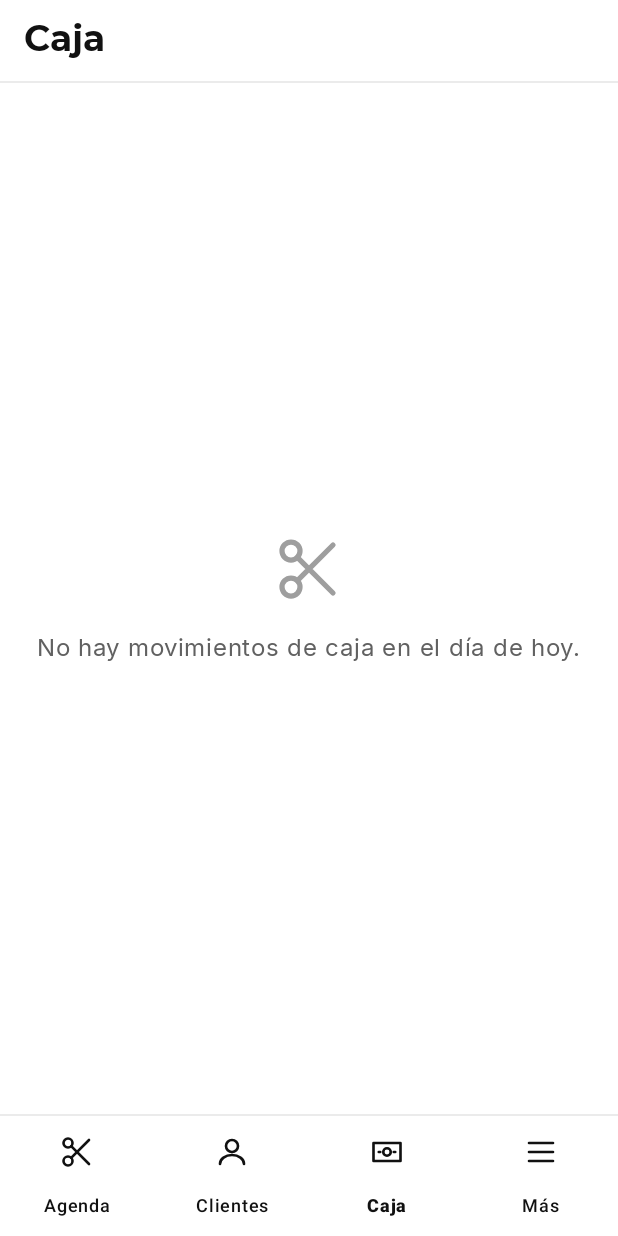
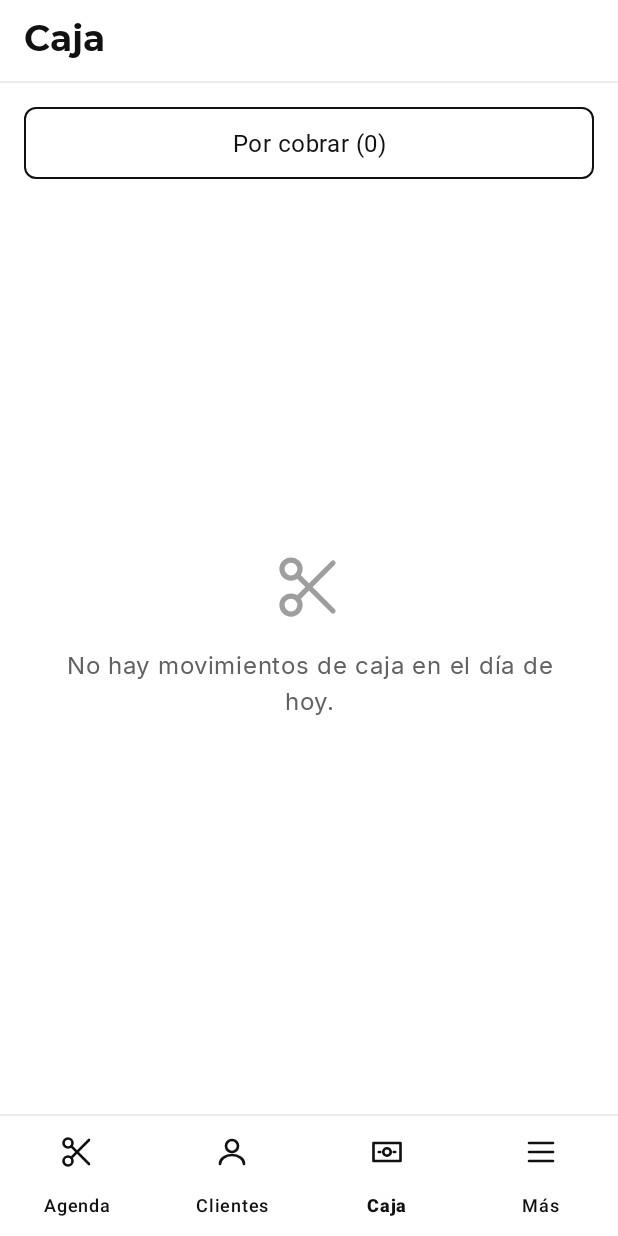
Before and after one commit to 1W3-421343-Torres-Marcos/app-peluqueria, an Android app: the CashFragment screen opened through its navigation route, on a phone screen of 412 x 824 dp. Run offline under Robolectric (Android 15) with nearby library versions, the phone set to English and light mode, and no system bars; our stand-ins replace navigation-ui.

Commit message:
feat(caja): F5.5 agrega lista de turnos por cobrar con proyeccion liviana y contador

```diff
--- a/app/src/main/java/com/metanoia/app/ui/cash/CashFragment.java
+++ b/app/src/main/java/com/metanoia/app/ui/cash/CashFragment.java
@@ -8,11 +8,14 @@ import android.view.ViewGroup;
 import androidx.annotation.NonNull;
 import androidx.annotation.Nullable;
 import androidx.fragment.app.Fragment;
+import androidx.lifecycle.ViewModelProvider;
+import androidx.navigation.Navigation;
 
+import com.metanoia.app.R;
 import com.metanoia.app.databinding.FragmentCashBinding;
 
 /**
- * Pantalla de caja (estado vacío inicial en F1).
+ * Pantalla de Caja (movimientos del día, cobros pendientes y cierre diario).
  */
 public class CashFragment extends Fragment {
 
@@ -27,6 +30,19 @@ public class CashFragment extends Fragment {
     }
 
     @Override
+    public void onViewCreated(@NonNull View view, @Nullable Bundle savedInstanceState) {
+        super.onViewCreated(view, savedInstanceState);
+        CashViewModel viewModel = new ViewModelProvider(this).get(CashViewModel.class);
+        viewModel.getReceivablesCount().observe(getViewLifecycleOwner(), count -> {
+            int safeCount = count == null ? 0 : count;
+            binding.btnCashReceivables.setText(
+                    getString(R.string.cash_receivables_button_format, safeCount));
+        });
+        binding.btnCashReceivables.setOnClickListener(v ->
+                Navigation.findNavController(v).navigate(R.id.action_cash_to_receivables));
+    }
+
+    @Override
     public void onDestroyView() {
         super.onDestroyView();
         binding = null;
--- /dev/null
+++ b/app/src/main/java/com/metanoia/app/ui/cash/CashViewModel.java
@@ -0,0 +1,28 @@
+package com.metanoia.app.ui.cash;
+
+import android.app.Application;
+
+import androidx.annotation.NonNull;
+import androidx.lifecycle.AndroidViewModel;
+import androidx.lifecycle.LiveData;
+
+import com.metanoia.app.AppContainer;
+import com.metanoia.app.MetanoiaApp;
+
+/**
+ * ViewModel principal de la pestaña Caja.
+ */
+public class CashViewModel extends AndroidViewModel {
+
+    private final LiveData<Integer> receivablesCount;
+
+    public CashViewModel(@NonNull Application application) {
+        super(application);
+        AppContainer container = ((MetanoiaApp) application).getContainer();
+        receivablesCount = container.database().appointmentDao().observeReceivablesCount();
+    }
+
+    public LiveData<Integer> getReceivablesCount() {
+        return receivablesCount;
+    }
+}
--- a/app/src/main/res/layout/fragment_cash.xml
+++ b/app/src/main/res/layout/fragment_cash.xml
@@ -1,6 +1,22 @@
 <?xml version="1.0" encoding="utf-8"?>
-<com.metanoia.app.ui.common.EmptyStateView xmlns:android="http://schemas.android.com/apk/res/android"
+<LinearLayout xmlns:android="http://schemas.android.com/apk/res/android"
     xmlns:app="http://schemas.android.com/apk/res-auto"
     android:layout_width="match_parent"
     android:layout_height="match_parent"
-    app:emptyMessage="@string/empty_cash_title" />
+    android:orientation="vertical"
+    android:padding="@dimen/screen_margin">
+
+    <com.google.android.material.button.MaterialButton
+        android:id="@+id/btnCashReceivables"
+        style="@style/Widget.Metanoia.Button.Secondary"
+        android:layout_width="match_parent"
+        android:layout_height="wrap_content"
+        android:text="@string/receivables_title" />
+
+    <com.metanoia.app.ui.common.EmptyStateView
+        android:id="@+id/cashEmptyState"
+        android:layout_width="match_parent"
+        android:layout_height="0dp"
+        android:layout_weight="1"
+        app:emptyMessage="@string/empty_cash_title" />
+</LinearLayout>
--- a/app/src/main/res/navigation/nav_main.xml
+++ b/app/src/main/res/navigation/nav_main.xml
@@ -54,7 +54,16 @@
     <fragment
         android:id="@+id/nav_cash"
         android:name="com.metanoia.app.ui.cash.CashFragment"
-        android:label="@string/nav_cash" />
+        android:label="@string/nav_cash">
+        <action
+            android:id="@+id/action_cash_to_receivables"
+            app:destination="@id/nav_receivables" />
+    </fragment>
+
+    <fragment
+        android:id="@+id/nav_receivables"
+        android:name="com.metanoia.app.ui.cash.receivables.ReceivablesFragment"
+        android:label="@string/receivables_title" />
 
     <fragment
         android:id="@+id/nav_more"
--- a/app/src/main/res/values/strings.xml
+++ b/app/src/main/res/values/strings.xml
@@ -469,4 +469,8 @@
     <string name="charge_error_validation">Revisá los importes ingresados, el saldo disponible y el motivo si aplicaste un ajuste.</string>
     <string name="charge_error_conflict">El turno ya no admite cobros o la caja de hoy está cerrada.</string>
     <string name="charge_error_unexpected">No se pudo registrar el cobro.</string>
+    <string name="receivables_title">Turnos por cobrar</string>
+    <string name="receivables_empty">No hay turnos completados con saldo pendiente.</string>
+    <string name="receivables_professional_date_format">%1$s · %2$s</string>
+    <string name="cash_receivables_button_format">Por cobrar (%1$d)</string>
 </resources>
```
Also changed, not shown: app/src/main/java/com/metanoia/app/ui/cash/receivables/ReceivablesAdapter.java (added, +81 -0 lines), app/src/main/java/com/metanoia/app/ui/cash/receivables/ReceivablesFragment.java (added, +56 -0 lines), app/src/main/java/com/metanoia/app/ui/cash/receivables/ReceivablesViewModel.java (added, +31 -0 lines), app/src/main/java/com/metanoia/app/ui/common/AppointmentCardView.java (+17 -4 lines), app/src/main/res/layout/fragment_receivables.xml (added, +20 -0 lines), 1 other file.
